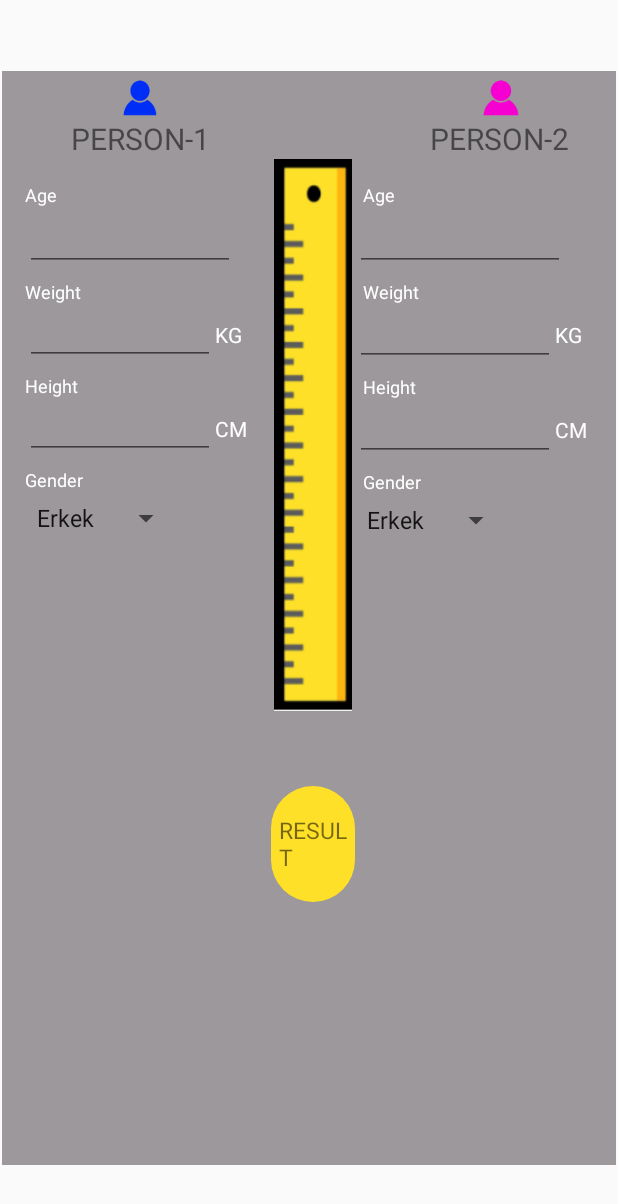
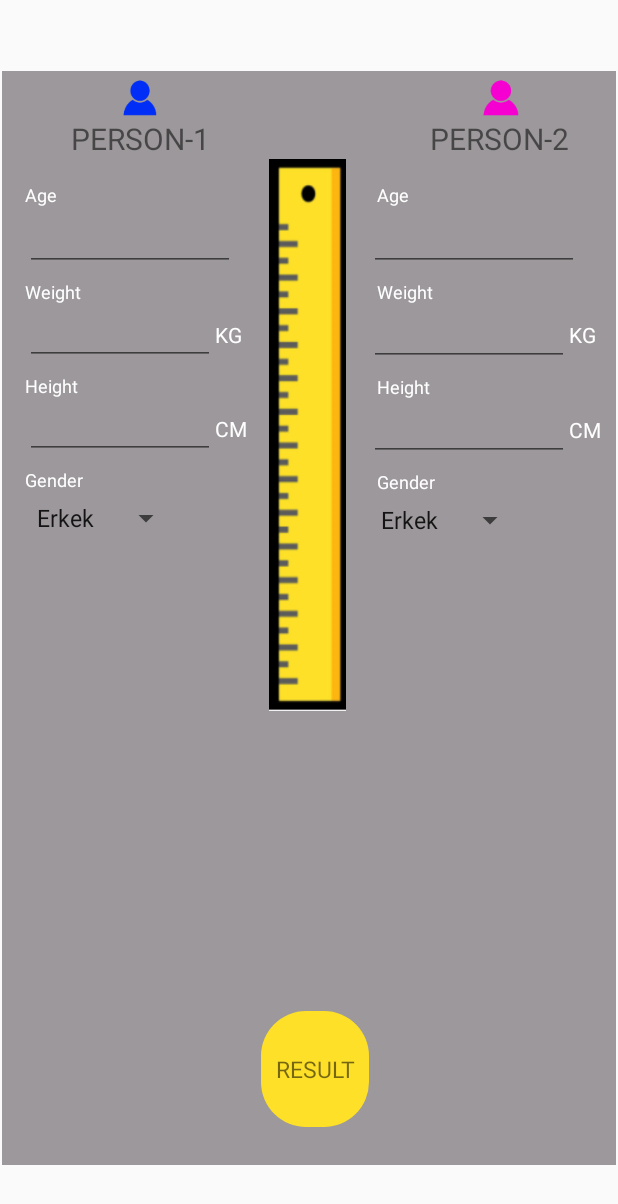
Before and after one commit to FoxyCodeAndroid/Boykiloapp, an Android app: the CoupleFragment screen opened through its navigation route, after a tap on "RESULT", on a phone screen of 412 x 824 dp. Shown: the top 1204 px of the screen. Run offline under Robolectric (Android 15) with nearby library versions, the light colour scheme and no system bars; libraries missing offline, so code that uses them is left out: com.google.android.play; plain views replace StepProgressView; 1 statement that could not run was skipped.

Commit message:
added settings and repository

```diff
--- a/app/build.gradle
+++ b/app/build.gradle
@@ -49,6 +49,7 @@ dependencies {
     implementation 'com.google.firebase:firebase-analytics:20.1.2'
     implementation 'com.google.firebase:firebase-crashlytics:18.2.9'
     implementation 'com.google.firebase:firebase-ads:20.6.0'
+    implementation 'androidx.preference:preference:1.2.0'
     testImplementation 'junit:junit:4.13.2'
     androidTestImplementation 'androidx.test.ext:junit:1.1.3'
     androidTestImplementation 'androidx.test.espresso:espresso-core:3.3.0'
@@ -57,8 +58,9 @@ dependencies {
 
     //progress bar
     implementation 'com.params.progressview:step-progress:1.0.2'
-
     //fragment
     implementation("androidx.navigation:navigation-fragment-ktx:2.5.1")
     implementation("androidx.navigation:navigation-ui-ktx:2.5.1")
+    //leakcanary
+    debugImplementation 'com.squareup.leakcanary:leakcanary-android:2.9.1'
 }
--- a/app/src/main/java/com/example/boykloapp/ui/CoupleFragment.kt
+++ b/app/src/main/java/com/example/boykloapp/ui/CoupleFragment.kt
@@ -11,12 +11,15 @@ import android.view.ViewGroup
 import android.widget.AdapterView
 import android.widget.ArrayAdapter
 import android.widget.Toast
+import com.example.boykloapp.repository.IndexCalculationRepository
 import com.example.boykloapp.utils.MaleUtil
 import com.example.boykloapp.utils.MyUtils
+import com.example.boykloapp.utils.SettingsUtils
 import com.foxycode.bedenolcer.R
 import com.foxycode.bedenolcer.databinding.FragmentCoupleBinding
 import com.google.android.play.core.review.ReviewManager
 import kotlinx.android.synthetic.main.fragment_couple.*
+import leakcanary.AppWatcher
 
 class CoupleFragment : Fragment() {
     private var genderList = listOf<String>()
@@ -49,68 +52,54 @@ class CoupleFragment : Fragment() {
         setView()
         super.onViewCreated(view, savedInstanceState)
 
+        if (SettingsUtils.chosenSettings == false){
+          binding.coupleMassWeightText1.text = "lb"
+          binding.coupleMassWeightText2.text = "lb"
+          binding.coupleMassHeightText1.text = "in"
+          binding.coupleMassHeightText2.text = "in"
+        }
+
         binding.btnCoupleResult.setOnClickListener {
+            val cm = binding.coupleEditHeight.text.toString()
+            val kg = binding.coupleEditWeight.text.toString()
+            val cm2 = binding.coupleEditHeight2.text.toString()
+            val kg2 = binding.coupleEditWeight2.text.toString()
 
-         binding.pbCouple.currentProgress = 60
+            if (SettingsUtils.chosenSettings==true){
+                if (checkEmpty(binding.coupleEditHeight.text.toString(), binding.coupleEditWeight.text.toString())) {
+                    result1 = IndexCalculationRepository().calculationBodyCmKg(cm.toFloat(),kg.toFloat())
+                    binding.coupleResultText.text = IndexCalculationRepository().resCal(result1,requireContext())
+                    binding.pbCouple.currentProgress = result1.toInt()/2
+                    binding.pbCouple.visibility = View.VISIBLE
+                } else
+                    IndexCalculationRepository().showErrorToast(requireContext())
 
-            if (checkEmpty(
-                    binding.coupleEditHeight.text.toString(),
-                    binding.coupleEditWeight.text.toString()
-                )
-            ) {
-                result1 = calBodyMass(
-                    binding.coupleEditHeight.text.toString().toFloat(),
-                    binding.coupleEditWeight.text.toString().toFloat()
-                )
-                // binding.coupleResultText.text = MyUtils.resCal(result1, requireContext()) // result kısmı presenterdan dönecek
-                 // genderSelectedItem1?.let { MaleUtil.setImg(it) }
-                binding.coupleWeightText.text = "Weight :  ${binding.coupleEditWeight.text}"
-                binding.coupleHeightText.text = "Height :  ${binding.coupleEditHeight.text}"
-                binding.pbCouple.visibility = View.VISIBLE
-                binding.coupleWeightText.visibility = View.VISIBLE
-                binding.coupleHeightText.visibility = View.VISIBLE
-            } else
-                //MyUtils.showErrorToast(requireContext()) error tarafıda presenterdan dönecek
-//couple
-            binding.pbCouple2.currentProgress = 80
-            if (checkEmpty(
-                    binding.coupleEditHeight2.text.toString(),
-                    binding.coupleEditWeight2.text.toString(),
-                )
-            ) {
-                result1 = calBodyMass(
-                    binding.coupleEditHeight2.text.toString().toFloat(),
-                    binding.coupleEditWeight2.text.toString().toFloat()
-                )
-                binding.coupleResultText2.text =MyUtils.resCal(result1, requireContext())
-                genderSelectedItem1?.let { MaleUtil.setImg(it) }
-                binding.coupleWeightText2.text = "Weight :  ${binding.coupleEditHeight2.text}"
-                binding.coupleHeightText2.text = "Height :  ${binding.coupleEditHeight2.text}"
-                binding.pbCouple2.visibility = View.VISIBLE
-                binding.coupleWeightText2.visibility = View.VISIBLE
-                binding.coupleHeightText2.visibility = View.VISIBLE
-            } else
-                MyUtils.showErrorToast(requireContext())
-            clear()
+                if (checkEmpty(binding.coupleEditHeight2.text.toString(), binding.coupleEditWeight2.text.toString(),)) {
+                    result2 = IndexCalculationRepository().calculationBodyCmKg(cm2.toFloat(),kg2.toFloat())
+                    binding.coupleResultText2.text = IndexCalculationRepository().resCal(result2,requireContext())
+                    binding.pbCouple2.currentProgress = result2.toInt()/2
+                    binding.pbCouple2.visibility = View.VISIBLE
+                } else
+                    IndexCalculationRepository().showErrorToast(requireContext())
+            }else if(SettingsUtils.chosenSettings == false){
+                if (checkEmpty(binding.coupleEditHeight.text.toString(), binding.coupleEditWeight.text.toString())) {
+                    result1 = IndexCalculationRepository().calculationBodyInchPound(cm.toFloat(),kg.toFloat())
+                    binding.coupleResultText.text = IndexCalculationRepository().resCal(result1,requireContext())
+                    binding.pbCouple.currentProgress = result1.toInt()/2
+                    binding.pbCouple.visibility = View.VISIBLE
+                } else
+                    IndexCalculationRepository().showErrorToast(requireContext())
+
+                if (checkEmpty(binding.coupleEditHeight2.text.toString(), binding.coupleEditWeight2.text.toString(),)) {
+                    result2 = IndexCalculationRepository().calculationBodyInchPound(cm2.toFloat(),kg2.toFloat())
+                    binding.coupleResultText2.text = IndexCalculationRepository().resCal(result2,requireContext())
+                    binding.pbCouple2.currentProgress = result2.toInt()/2
+                    binding.pbCouple2.visibility = View.VISIBLE
+                } else
+                    IndexCalculationRepository().showErrorToast(requireContext())
+            }
         }
     }
-
-    private fun clear() {
-        binding.coupleEditAge.text.clear()
-        binding.coupleEditHeight.text.clear()
-        binding.coupleEditWeight.text.clear()
-        binding.coupleEditAge2.text.clear()
-        binding.coupleEditHeight2.text.clear()
-        binding.coupleEditWeight2.text.clear()
-
-    }
-
-    private fun calBodyMass(cm: Float, weight: Float): Float {
-        bundle.putFloat("Boy", cm)
-        bundle.putFloat("Agırlık", weight)
-        return weight / ((cm * cm) / 10000)
-    }
-
     private fun checkEmpty(lentghEt: String?, weightEt: String?): Boolean {
         if (TextUtils.isEmpty(lentghEt))
             return false
@@ -118,11 +107,9 @@ class CoupleFragment : Fragment() {
             return false
         return true
     }
-
     private fun setView() {
-
-        couple_result_text.movementMethod = ScrollingMovementMethod()
-
+        binding.coupleResultText.movementMethod= ScrollingMovementMethod()
+        binding.coupleResultText2.movementMethod= ScrollingMovementMethod()
         genderList = resources.getStringArray(R.array.cinsiyet).toList()
 
         val genderAdapter =
--- /dev/null
+++ b/app/src/main/java/com/example/boykloapp/utils/SettingsUtils.kt
@@ -0,0 +1,5 @@
+package com.example.boykloapp.utils
+
+object SettingsUtils {
+        var chosenSettings: Boolean? = true
+}
--- /dev/null
+++ b/app/src/main/res/drawable/settings_24.xml
@@ -0,0 +1,5 @@
+<vector android:height="24dp" android:tint="#000000"
+    android:viewportHeight="24" android:viewportWidth="24"
+    android:width="24dp" xmlns:android="http://schemas.android.com/apk/res/android">
+    <path android:fillColor="@android:color/white" android:pathData="M19.14,12.94c0.04,-0.3 0.06,-0.61 0.06,-0.94c0,-0.32 -0.02,-0.64 -0.07,-0.94l2.03,-1.58c0.18,-0.14 0.23,-0.41 0.12,-0.61l-1.92,-3.32c-0.12,-0.22 -0.37,-0.29 -0.59,-0.22l-2.39,0.96c-0.5,-0.38 -1.03,-0.7 -1.62,-0.94L14.4,2.81c-0.04,-0.24 -0.24,-0.41 -0.48,-0.41h-3.84c-0.24,0 -0.43,0.17 -0.47,0.41L9.25,5.35C8.66,5.59 8.12,5.92 7.63,6.29L5.24,5.33c-0.22,-0.08 -0.47,0 -0.59,0.22L2.74,8.87C2.62,9.08 2.66,9.34 2.86,9.48l2.03,1.58C4.84,11.36 4.8,11.69 4.8,12s0.02,0.64 0.07,0.94l-2.03,1.58c-0.18,0.14 -0.23,0.41 -0.12,0.61l1.92,3.32c0.12,0.22 0.37,0.29 0.59,0.22l2.39,-0.96c0.5,0.38 1.03,0.7 1.62,0.94l0.36,2.54c0.05,0.24 0.24,0.41 0.48,0.41h3.84c0.24,0 0.44,-0.17 0.47,-0.41l0.36,-2.54c0.59,-0.24 1.13,-0.56 1.62,-0.94l2.39,0.96c0.22,0.08 0.47,0 0.59,-0.22l1.92,-3.32c0.12,-0.22 0.07,-0.47 -0.12,-0.61L19.14,12.94zM12,15.6c-1.98,0 -3.6,-1.62 -3.6,-3.6s1.62,-3.6 3.6,-3.6s3.6,1.62 3.6,3.6S13.98,15.6 12,15.6z"/>
+</vector>
--- a/app/src/main/res/layout/fragment_couple.xml
+++ b/app/src/main/res/layout/fragment_couple.xml
@@ -70,7 +70,7 @@
                     android:textSize="10.5dp" />
 
                 <TextView
-                    android:id="@+id/textView23"
+                    android:id="@+id/couple_mass_weight_text1"
                     android:layout_width="wrap_content"
                     android:layout_height="wrap_content"
                     android:layout_gravity="center"
@@ -105,7 +105,7 @@
                     android:textSize="10.5sp" />
 
                 <TextView
-                    android:id="@+id/textView25"
+                    android:id="@+id/couple_mass_height_text1"
                     android:layout_width="wrap_content"
                     android:layout_height="wrap_content"
                     android:layout_gravity="center"
@@ -143,43 +143,18 @@
             <params.com.stepprogressview.StepProgressView
 
                 android:id="@+id/pb_couple"
-                android:layout_width="match_parent"
-                android:layout_height="43dp"
+                android:layout_width="150dp"
+                android:layout_height="wrap_content"
                 android:layout_marginTop="100dp"
                 android:background="@drawable/progressbar_color"
-                android:visibility="invisible"
-                app:currentProgress="45"
                 app:markerColor="@android:color/black"
-                app:markerWidth="13dp"
-                app:markers="0,30,70,90"
+                app:markerWidth="3dp"
+                app:markers="8,13"
+                android:visibility="gone"
                 app:progressColor="#F19A19"
-                app:textMargin="5dp"
+                app:textMargin="1dp"
                 app:textSize="15sp"
-                app:totalProgress="90" />
-
-            <TextView
-                android:id="@+id/couple_height_text"
-                android:layout_width="wrap_content"
-                android:layout_height="wrap_content"
-                android:layout_marginLeft="5dp"
-                android:layout_marginTop="15dp"
-                android:ems="10"
-                android:inputType="textPersonName"
-                android:text="Height"
-                android:textSize="15sp"
-                android:visibility="invisible" />
-
-            <TextView
-                android:id="@+id/couple_weight_text"
-                android:layout_width="wrap_content"
-                android:layout_height="wrap_content"
-                android:layout_marginLeft="5dp"
-                android:layout_marginTop="15dp"
-                android:ems="10"
-                android:inputType="textPersonName"
-                android:text="Weight"
-                android:textSize="15sp"
-                android:visibility="invisible" />
+                app:totalProgress="40" />
 
 
         </LinearLayout>
@@ -198,13 +173,12 @@
 
             <TextView
                 android:id="@+id/btn_couple_result"
-                android:layout_width="wrap_content"
+                android:layout_width="match_parent"
                 android:layout_height="77dp"
-                android:layout_marginTop="50dp"
+                android:layout_marginTop="200dp"
                 android:background="@drawable/single_custom_button_result"
-                android:gravity="fill"
+                android:gravity="center"
                 android:onClick="couple_btn_result"
-                android:paddingStart="5dp"
                 android:text="RESULT"
                 android:textSize="15sp" />
 
@@ -253,7 +227,7 @@
                 android:orientation="horizontal">
 
                 <EditText
-                    android:id="@+id/couple_edit_height2"
+                    android:id="@+id/couple_edit_weight2"
                     android:layout_width="wrap_content"
                     android:layout_height="wrap_content"
                     android:layout_marginTop="5dp"
@@ -262,7 +236,7 @@
                     android:textSize="11sp" />
 
                 <TextView
-                    android:id="@+id/textView4"
+                    android:id="@+id/couple_mass_weight_text2"
                     android:layout_width="wrap_content"
                     android:layout_height="wrap_content"
                     android:layout_gravity="center"
@@ -287,7 +261,7 @@
                 android:orientation="horizontal">
 
                 <EditText
-                    android:id="@+id/couple_edit_weight2"
+                    android:id="@+id/couple_edit_height2"
                     android:layout_width="wrap_content"
                     android:layout_height="wrap_content"
                     android:layout_marginTop="5dp"
@@ -296,7 +270,7 @@
                     android:textSize="11sp" />
 
                 <TextView
-                    android:id="@+id/textView6"
+                    android:id="@+id/couple_mass_height_text2"
                     android:layout_width="wrap_content"
                     android:layout_height="wrap_content"
                     android:layout_gravity="center"
@@ -334,41 +308,19 @@
             <params.com.stepprogressview.StepProgressView
 
                 android:id="@+id/pb_couple2"
-                android:layout_width="match_parent"
-                android:layout_height="43dp"
+                android:layout_width="150dp"
+                android:layout_height="wrap_content"
                 android:layout_marginTop="100dp"
                 android:background="@drawable/progressbar_color"
-                android:visibility="invisible"
-                app:currentProgress="45"
                 app:markerColor="@android:color/black"
-                app:markerWidth="13dp"
-                app:markers="0,30,70,90,120"
+                app:markerWidth="3dp"
+                android:visibility="gone"
+                app:markers="8,13"
                 app:progressColor="#F19A19"
-                app:textMargin="5dp"
+                app:textMargin="1dp"
                 app:textSize="15sp"
-                app:totalProgress="150" />
+                app:totalProgress="40" />
 
-            <TextView
-                android:id="@+id/couple_height_text2"
-                android:layout_width="wrap_content"
-                android:layout_height="wrap_content"
-                android:layout_marginTop="15dp"
-                android:ems="10"
-                android:inputType="textPersonName"
-                android:text="Height"
-                android:textSize="15sp"
-                android:visibility="invisible" />
-
-            <TextView
-                android:id="@+id/couple_weight_text2"
-                android:layout_width="wrap_content"
-                android:layout_height="wrap_content"
-                android:layout_marginTop="15dp"
-                android:ems="10"
-                android:inputType="textPersonName"
-                android:text="Weight"
-                android:textSize="15sp"
-                android:visibility="invisible" />
 
         </LinearLayout>
 
--- a/app/src/main/res/navigation/nav_graph.xml
+++ b/app/src/main/res/navigation/nav_graph.xml
@@ -36,6 +36,9 @@
         <action
             android:id="@+id/mainactionaboutus"
             app:destination="@id/aboutUsFragment" />
+        <action
+            android:id="@+id/mainactionsettings"
+            app:destination="@id/settingsFragment" />
     </fragment>
     <fragment
         android:id="@+id/singleFragment"
@@ -55,4 +58,8 @@
             android:id="@+id/action_aboutUsFragment_to_mainScreenFragment"
             app:destination="@id/mainScreenFragment" />
     </fragment>
+    <fragment
+        android:id="@+id/settingsFragment"
+        android:name="com.example.boykloapp.ui.SettingsFragment"
+        android:label="SettingsFragment" />
 </navigation>
```
Also changed, not shown: app/src/main/java/com/example/boykloapp/repository/IndexCalculationRepository.kt (+31 -2 lines), app/src/main/java/com/example/boykloapp/ui/MainScreenFragment.kt (+18 -1 lines), app/src/main/java/com/example/boykloapp/ui/SettingsFragment.kt (added, +43 -0 lines), app/src/main/java/com/example/boykloapp/ui/SingleFragment.kt (+29 -34 lines), app/src/main/res/layout/fragment_main_screen.xml (+16 -0 lines), app/src/main/res/layout/fragment_single.xml (+8 -8 lines), app/src/main/res/values/arrays.xml (added, +25 -0 lines), app/src/main/res/values/strings.xml (+14 -0 lines), app/src/main/res/xml/root_preferences.xml (added, +28 -0 lines).
